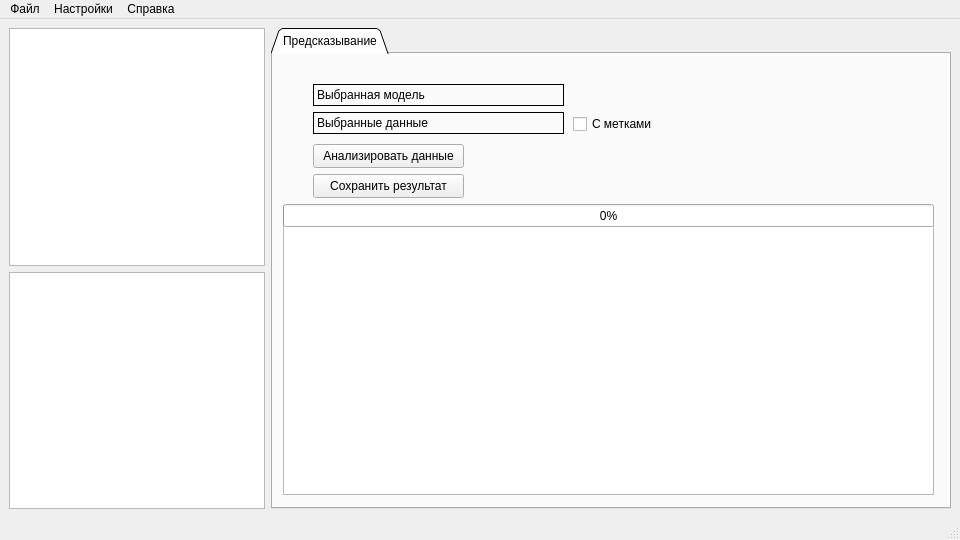
Before: the Qt Designer form ui/mainwindow.ui in mazlike/MLBridge, drawn with Qt 5.
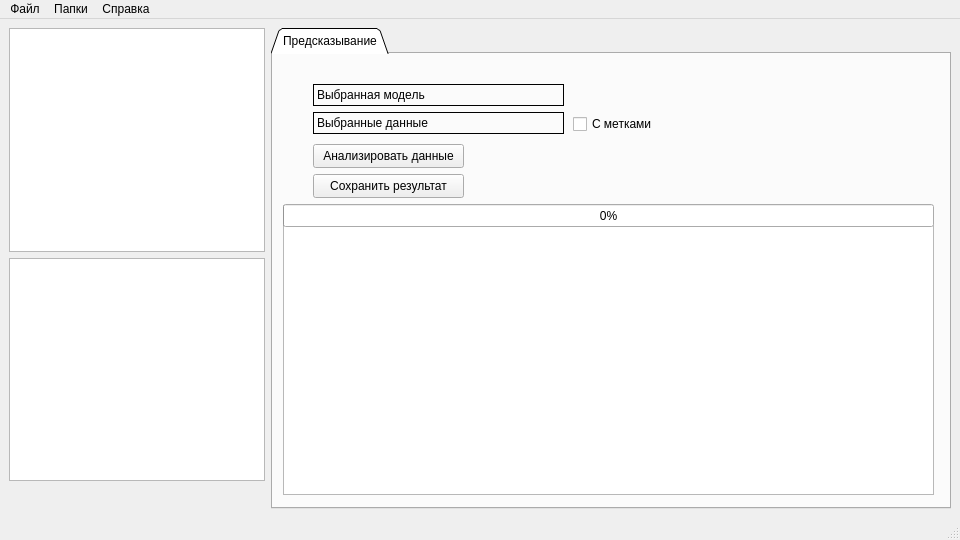
After: the same form once the commit is applied. Icons and pictures are not drawn.

Diff of the .ui file:
```diff
--- a/ui/mainwindow.ui
+++ b/ui/mainwindow.ui
@@ -37,6 +37,9 @@
   <property name="windowTitle">
    <string>MLBridge</string>
   </property>
+  <property name="toolButtonStyle">
+   <enum>Qt::ToolButtonStyle::ToolButtonIconOnly</enum>
+  </property>
   <property name="tabShape">
    <enum>QTabWidget::TabShape::Rounded</enum>
   </property>
@@ -62,6 +65,28 @@
       <item>
        <widget class="QListWidget" name="listWidgetData"/>
       </item>
+      <item>
+       <widget class="QPushButton" name="actionRefresh">
+        <property name="sizePolicy">
+         <sizepolicy hsizetype="Minimum" vsizetype="Fixed">
+          <horstretch>0</horstretch>
+          <verstretch>0</verstretch>
+         </sizepolicy>
+        </property>
+        <property name="text">
+         <string/>
+        </property>
+        <property name="icon">
+         <iconset theme="QIcon::ThemeIcon::ViewRefresh"/>
+        </property>
+        <property name="shortcut">
+         <string>Ctrl+S, Ctrl+S</string>
+        </property>
+        <property name="flat">
+         <bool>true</bool>
+        </property>
+       </widget>
+      </item>
      </layout>
     </item>
     <item>
@@ -230,13 +255,6 @@
     </widget>
     <addaction name="menuLoadModel"/>
     <addaction name="actionLoadData"/>
-    <addaction name="actionExit"/>
-   </widget>
-   <widget class="QMenu" name="menuSettings">
-    <property name="title">
-     <string>Настройки</string>
-    </property>
-    <addaction name="actionDefaultPath"/>
    </widget>
    <widget class="QMenu" name="menuDocs">
     <property name="title">
@@ -245,8 +263,15 @@
     <addaction name="actionDocumentation"/>
     <addaction name="actionAbout"/>
    </widget>
+   <widget class="QMenu" name="menu">
+    <property name="title">
+     <string>Папки</string>
+    </property>
+    <addaction name="actionOpenResults"/>
+    <addaction name="actionOpenAppFolder"/>
+   </widget>
    <addaction name="menuFile"/>
-   <addaction name="menuSettings"/>
+   <addaction name="menu"/>
    <addaction name="menuDocs"/>
   </widget>
   <widget class="QStatusBar" name="statusBar"/>
```
Left out of the diff: 28 changed lines with no effect on the pictures.
